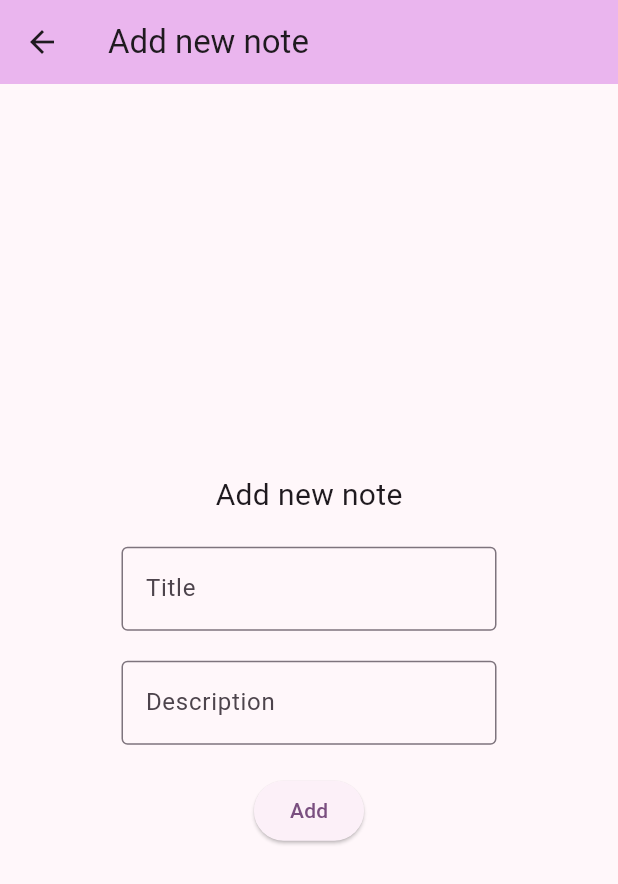
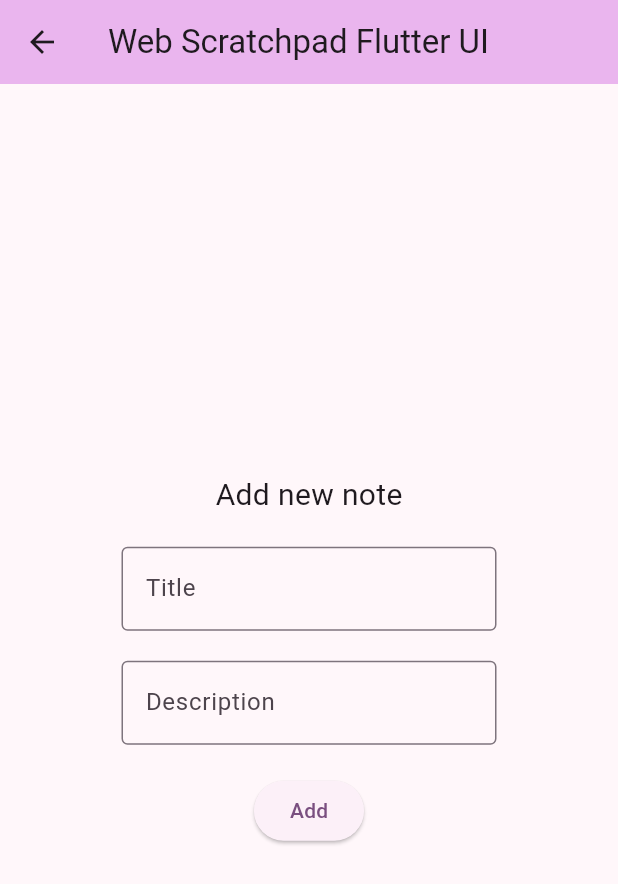
Before and after one commit to SazukinPavel/web-scratchpad-flutter-ui, a Flutter app: the screen it shows after launch, after a tap on the "add" icon, on a phone screen of 412 x 824 dp. Shown: the top 884 px of the screen. Run offline on Flutter 3.47's test engine with Material 3 defaults, Android fonts, the phone set to English and light mode, and no system bars.

Commit message:
add assets/constants

```diff
--- /dev/null
+++ b/lib/assets/constants.dart
@@ -0,0 +1 @@
+const String APP_NAME="Web Scratchpad Flutter UI";
--- a/lib/main.dart
+++ b/lib/main.dart
@@ -2,6 +2,7 @@ import 'package:flutter/material.dart';
 import 'package:provider/provider.dart';
 import 'package:web_scratchpad/providers/notes_provider.dart';
 import 'package:web_scratchpad/screens/home/home.dart';
+import 'package:web_scratchpad/assets/constants.dart' as constants;
 
 void main() {
   runApp(
@@ -20,13 +21,13 @@ class MyApp extends StatelessWidget {
   @override
   Widget build(BuildContext context) {
     return MaterialApp(
-      title: 'Web Scratchpad Flutter UI',
+      title: constants.APP_NAME,
       theme: ThemeData(
         colorScheme: ColorScheme.fromSeed(
             seedColor: const Color.fromARGB(255, 111, 4, 133)),
         useMaterial3: true,
       ),
-      home: const HomePage(title: 'Web Scratchpad Flutter UI'),
+      home: const HomePage(),
     );
   }
 }
--- a/lib/screens/add_note/add_note.dart
+++ b/lib/screens/add_note/add_note.dart
@@ -2,11 +2,10 @@ import 'package:flutter/material.dart';
 import 'package:provider/provider.dart';
 import 'package:web_scratchpad/models/note.dart';
 import 'package:web_scratchpad/providers/notes_provider.dart';
+import 'package:web_scratchpad/assets/constants.dart' as constants;
 
 class AddNote extends StatefulWidget {
-  const AddNote({super.key, required this.title});
-
-  final String title;
+  const AddNote({super.key});
 
   @override
   State<AddNote> createState() => _AddNoteState();
@@ -30,7 +29,7 @@ class _AddNoteState extends State<AddNote> {
     return Scaffold(
       appBar: AppBar(
         backgroundColor: Theme.of(context).colorScheme.inversePrimary,
-        title: Text(widget.title),
+        title: const Text(constants.APP_NAME),
       ),
       body: Center(
         child: Column(
--- a/lib/screens/home/home.dart
+++ b/lib/screens/home/home.dart
@@ -2,11 +2,10 @@ import 'package:flutter/material.dart';
 import 'package:web_scratchpad/providers/notes_provider.dart';
 import 'package:web_scratchpad/screens/add_note/add_note.dart';
 import 'package:provider/provider.dart';
+import 'package:web_scratchpad/assets/constants.dart' as constants;
 
 class HomePage extends StatefulWidget {
-  const HomePage({super.key, required this.title});
-
-  final String title;
+  const HomePage({super.key});
 
   @override
   State<HomePage> createState() => _HomePageState();
@@ -16,10 +15,7 @@ class _HomePageState extends State<HomePage> {
   void _addNote() {
     Navigator.push(
       context,
-      MaterialPageRoute(
-          builder: (context) => const AddNote(
-                title: 'Add new note',
-              )),
+      MaterialPageRoute(builder: (context) => const AddNote()),
     );
   }
 
@@ -30,7 +26,7 @@ class _HomePageState extends State<HomePage> {
     return Scaffold(
       appBar: AppBar(
         backgroundColor: Theme.of(context).colorScheme.inversePrimary,
-        title: Text(widget.title),
+        title: const Text(constants.APP_NAME),
       ),
       body: ListView.builder(
           padding: const EdgeInsets.all(8),
```
